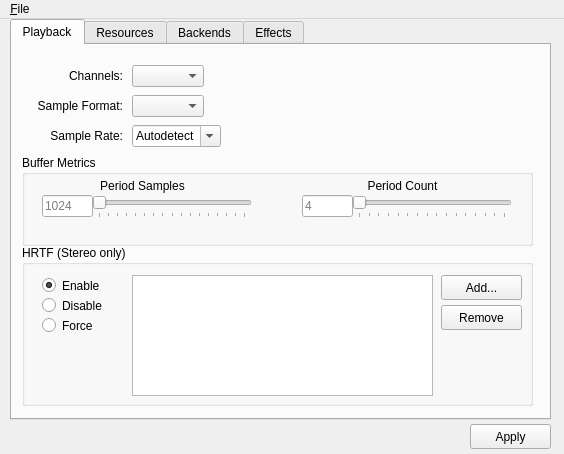
This is utils/alsoft-config/mainwindow.ui in kcat/openal-soft as Qt 5 draws it before an edit. The edited form follows.
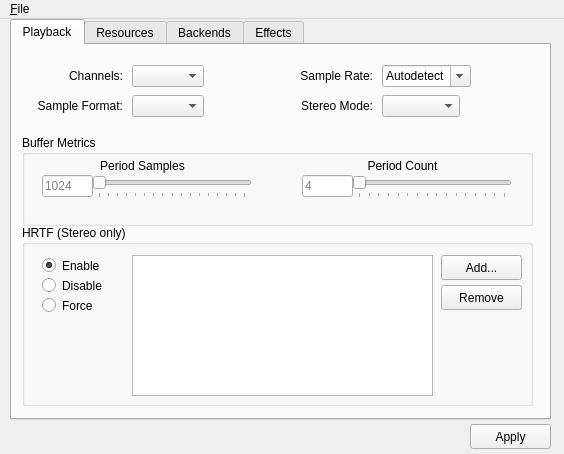
This is the edited form. Icons and pictures are not drawn.

Commit message: Handle the stereo-mode config option with alsoft-config

```diff
--- a/utils/alsoft-config/mainwindow.ui
+++ b/utils/alsoft-config/mainwindow.ui
@@ -123,8 +123,8 @@
      <widget class="QComboBox" name="sampleRateCombo">
       <property name="geometry">
        <rect>
-        <x>120</x>
-        <y>80</y>
+        <x>370</x>
+        <y>20</y>
         <width>96</width>
         <height>22</height>
        </rect>
@@ -190,9 +190,9 @@
      <widget class="QLabel" name="label_7">
       <property name="geometry">
        <rect>
-        <x>10</x>
-        <y>80</y>
-        <width>101</width>
+        <x>280</x>
+        <y>20</y>
+        <width>81</width>
         <height>21</height>
        </rect>
       </property>
@@ -207,9 +207,9 @@
       <property name="geometry">
        <rect>
         <x>10</x>
-        <y>200</y>
+        <y>180</y>
         <width>511</width>
-        <height>161</height>
+        <height>181</height>
        </rect>
       </property>
       <property name="title">
@@ -274,7 +274,7 @@
          <x>110</x>
          <y>30</y>
          <width>301</width>
-         <height>121</height>
+         <height>141</height>
         </rect>
        </property>
        <property name="toolTip">
@@ -344,7 +344,7 @@
       <property name="geometry">
        <rect>
         <x>10</x>
-        <y>110</y>
+        <y>90</y>
         <width>511</width>
         <height>91</height>
        </rect>
@@ -515,6 +515,37 @@
        </widget>
       </widget>
      </widget>
+     <widget class="QLabel" name="label_14">
+      <property name="geometry">
+       <rect>
+        <x>280</x>
+        <y>50</y>
+        <width>81</width>
+        <height>21</height>
+       </rect>
+      </property>
+      <property name="text">
+       <string>Stereo Mode:</string>
+      </property>
+      <property name="alignment">
+       <set>Qt::AlignRight|Qt::AlignTrailing|Qt::AlignVCenter</set>
+      </property>
+     </widget>
+     <widget class="QComboBox" name="stereoModeCombo">
+      <property name="geometry">
+       <rect>
+        <x>370</x>
+        <y>50</y>
+        <width>78</width>
+        <height>22</height>
+       </rect>
+      </property>
+      <property name="toolTip">
+       <string>How to treat stereo output. As headphones, HRTF or crossfeed
+filters may be used to improve binaural quality, which may not
+otherwise be suitable for speakers.</string>
+      </property>
+     </widget>
     </widget>
     <widget class="QWidget" name="tab_2">
      <attribute name="title">
```
Left out of the diff: 70 changed lines with no effect on the pictures. The commit also changes 1 other file.
